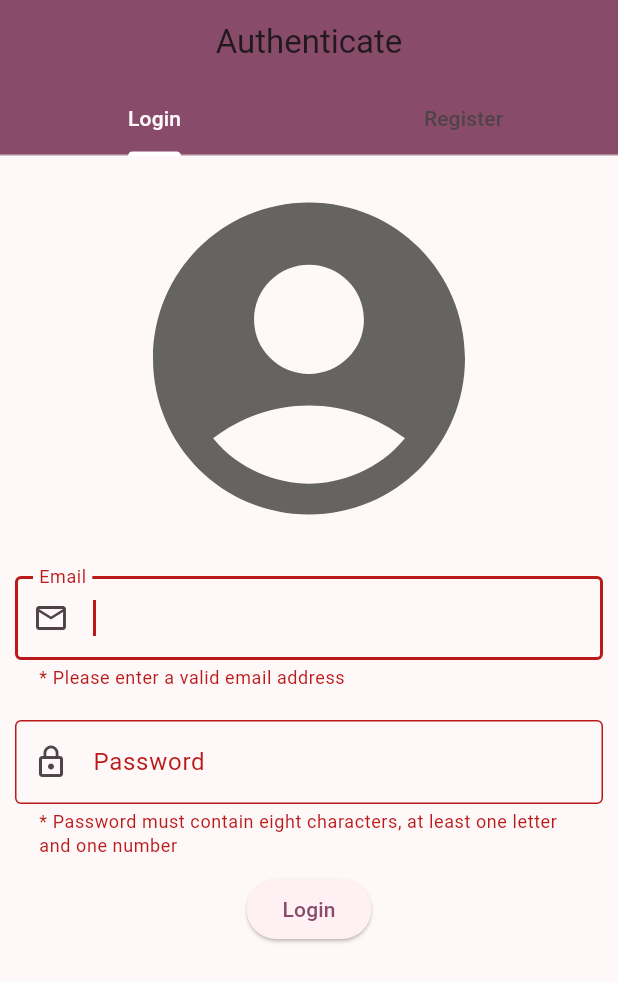
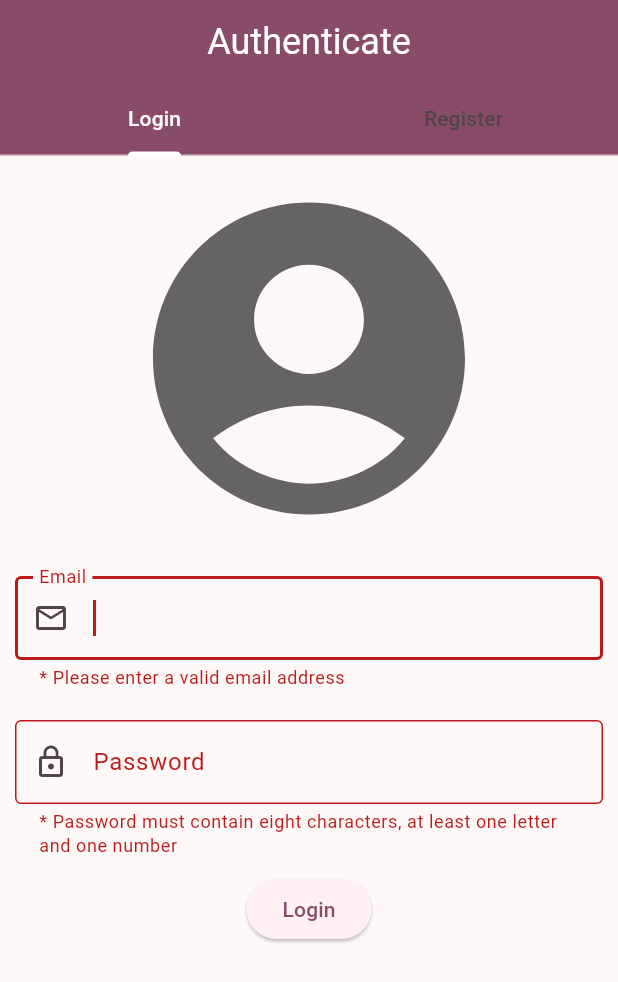
Before and after one commit to NicoleRado/shopping_list, a Flutter app: the screen it shows after launch, after a tap on "Login", on a phone screen of 412 x 824 dp. Shown: the top 982 px of the screen. Run offline on Flutter 3.47's test engine with Material 2 defaults, Android fonts, the phone set to English and light mode, and no system bars; our stand-ins replace cloud_firestore, cloud_functions, easy_localization, firebase_auth, firebase_core, flutter_riverpod and 4 more; missing offline and left inert: oxidized; accounts and stored records are empty; generated files the repository leaves out were written again.

Commit message:
refactor(auth): update auth

```diff
--- a/lib/auth/application/auth_controller.dart
+++ b/lib/auth/application/auth_controller.dart
@@ -1,6 +1,5 @@
 import 'dart:async';
 
-import 'package:firebase_auth/firebase_auth.dart';
 import 'package:flutter_riverpod/flutter_riverpod.dart';
 
 import '../domain/auth_failure.dart';
@@ -10,26 +9,21 @@ import 'auth_state.dart';
 final authControllerProvider =
     StateNotifierProvider<AuthController, AuthState>((ref) => AuthController(
           ref.read(authRepositoryProvider),
-          ref.read(isAuthenticatedStreamProvider),
         ));
 
 class AuthController extends StateNotifier<AuthState> {
-  AuthController(this.authRepository, this.isAuthenticatedStream)
+  AuthController(this.authRepository)
       : super(const AuthState.isUnauthenticated()) {
-    authStateChanges = isAuthenticatedStream.listen(
-      (user) {
-        if (user == null) {
-          state = const AuthState.isUnauthenticated();
-        } else {
-          print('------------------- ${user.uid} --------------------------');
-          state = AuthState.isAuthenticated(userId: user.uid);
-        }
+    authStateChanges = authRepository.isAuthenticated().listen(
+      (isAuthenticated) {
+        state = isAuthenticated
+            ? const AuthState.isAuthenticated()
+            : const AuthState.isUnauthenticated();
       },
     );
   }
 
   final AuthRepository authRepository;
-  final Stream<User?> isAuthenticatedStream;
   StreamSubscription? authStateChanges;
 
   @override
--- a/lib/auth/application/auth_state.dart
+++ b/lib/auth/application/auth_state.dart
@@ -8,8 +8,7 @@ part 'auth_state.freezed.dart';
 class AuthState with _$AuthState {
   const factory AuthState.isUnauthenticated() = _IsUnauthenticated;
   const factory AuthState.isLoading() = _IsLoading;
-  const factory AuthState.isAuthenticated({required String userId}) =
-      _IsAuthenticated;
+  const factory AuthState.isAuthenticated() = _IsAuthenticated;
   const factory AuthState.isFailure({required AuthFailure authFailure}) =
       _IsFailure;
 }
--- a/lib/auth/infrastructure/auth_repository.dart
+++ b/lib/auth/infrastructure/auth_repository.dart
@@ -3,6 +3,7 @@ import 'package:firebase_auth/firebase_auth.dart';
 import 'package:flutter_riverpod/flutter_riverpod.dart';
 import 'package:oxidized/oxidized.dart';
 
+import '../../helpers/domain/constants.dart';
 import '../../lists/domain/user.dart' as model;
 
 final isAuthenticatedStreamProvider =
@@ -17,6 +18,15 @@ class AuthRepository {
 
   final FirebaseAuth _auth = FirebaseAuth.instance;
   final FirebaseFirestore _firestore = FirebaseFirestore.instance;
+
+  Stream<bool> isAuthenticated() {
+    return FirebaseAuth.instance.authStateChanges().map((user) {
+      if (user == null) {
+        return false;
+      }
+      return true;
+    });
+  }
 
   Future<Result<Unit, FirebaseAuthException>> signInWithEmailAndPassword({
     required String email,
@@ -44,7 +54,7 @@ class AuthRepository {
         final user = model.User(uid: cred.user!.uid);
 
         await _firestore
-            .collection('users')
+            .collection(JsonParams.usersCollection)
             .doc(cred.user!.uid)
             .set(user.toJson());
 
--- a/lib/auth/presentation/sign_in_page.dart
+++ b/lib/auth/presentation/sign_in_page.dart
@@ -1,8 +1,10 @@
 import 'package:easy_localization/easy_localization.dart';
 import 'package:flutter/material.dart';
 import 'package:flutter_riverpod/flutter_riverpod.dart';
-import 'package:shopping_list/auth/application/auth_controller.dart';
-import 'package:shopping_list/auth/presentation/sign_in_tab.dart';
+
+import '../../helpers/presentation/styled_scaffold.dart';
+import '../application/auth_controller.dart';
+import 'sign_in_tab.dart';
 
 class SignInPage extends ConsumerWidget {
   const SignInPage({super.key});
@@ -39,18 +41,14 @@ class SignInPage extends ConsumerWidget {
 
     return DefaultTabController(
         length: 2,
-        child: Scaffold(
-          appBar: AppBar(
-            title: const Text('sign_in_page.sign_in_page_title').tr(),
-            centerTitle: true,
-            backgroundColor: Theme.of(context).primaryColor,
+        child: StyledScaffold(
+          title: tr('sign_in_page.sign_in_page_title'),
           bottom: TabBar(
             labelColor: Theme.of(context).canvasColor,
             tabs: [
               Tab(text: tr('sign_in_page.sign_in_tabs.login_tab_title')),
               Tab(text: tr('sign_in_page.sign_in_tabs.register_tab_title')),
             ],
-            ),
           ),
           body: const TabBarView(children: [
             SignInTab(isRegister: false),
--- a/lib/auth/presentation/sign_in_tab.dart
+++ b/lib/auth/presentation/sign_in_tab.dart
@@ -1,9 +1,9 @@
 import 'package:easy_localization/easy_localization.dart';
 import 'package:flutter/material.dart';
 import 'package:flutter_riverpod/flutter_riverpod.dart';
-import 'package:shopping_list/auth/application/auth_controller.dart';
 
-import '../../constants.dart';
+import '../../helpers/domain/constants.dart';
+import '../application/auth_controller.dart';
 
 class SignInTab extends ConsumerStatefulWidget {
   const SignInTab({super.key, required this.isRegister});
@@ -27,7 +27,7 @@ class _SignInTabState extends ConsumerState<SignInTab> {
     super.dispose();
   }
 
-  String? validateEmailAddress(String? input) {
+  String? _validateEmailAddress(String? input) {
     if (input == null ||
         input.isEmpty ||
         !RegExp(Regex.email).hasMatch(input)) {
@@ -37,7 +37,7 @@ class _SignInTabState extends ConsumerState<SignInTab> {
     }
   }
 
-  String? validatePassword(String? input) {
+  String? _validatePassword(String? input) {
     if (input == null ||
         input.isEmpty ||
         !RegExp(Regex.password).hasMatch(input)) {
@@ -86,7 +86,7 @@ class _SignInTabState extends ConsumerState<SignInTab> {
                   labelText:
                       tr('sign_in_page.text_form_field_title.email_label'),
                 ),
-                validator: validateEmailAddress,
+                validator: _validateEmailAddress,
               ),
             ),
             Padding(
@@ -101,7 +101,7 @@ class _SignInTabState extends ConsumerState<SignInTab> {
                       tr('sign_in_page.text_form_field_title.password_label'),
                   errorMaxLines: 2,
                 ),
-                validator: validatePassword,
+                validator: _validatePassword,
               ),
             ),
             ElevatedButton(
```
Lines whose indentation alone changed are shown as unchanged.
